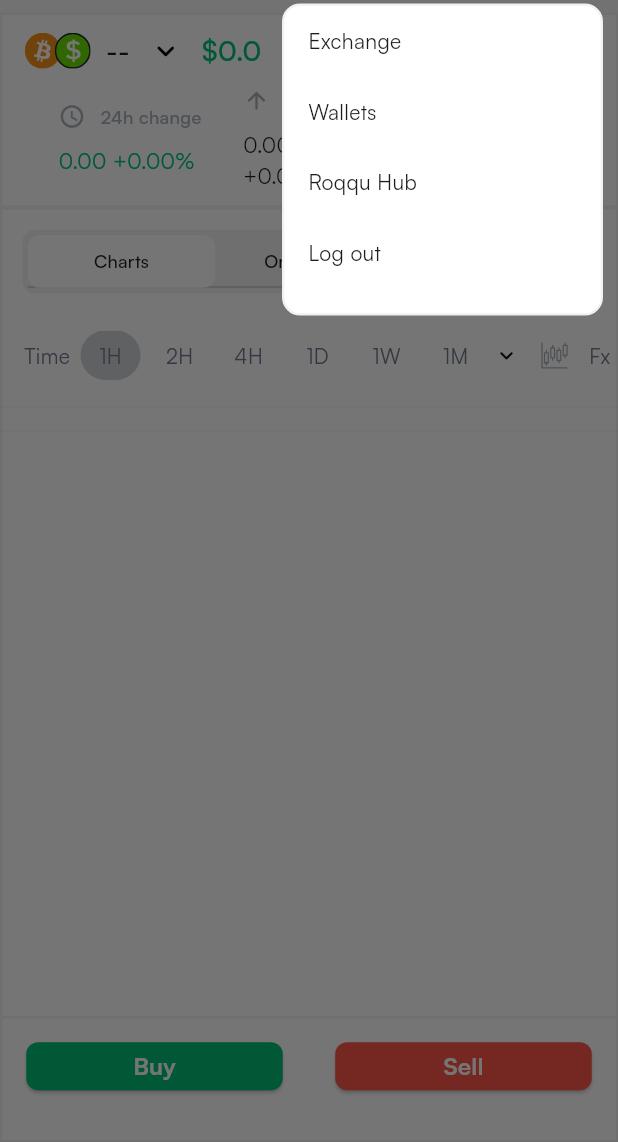
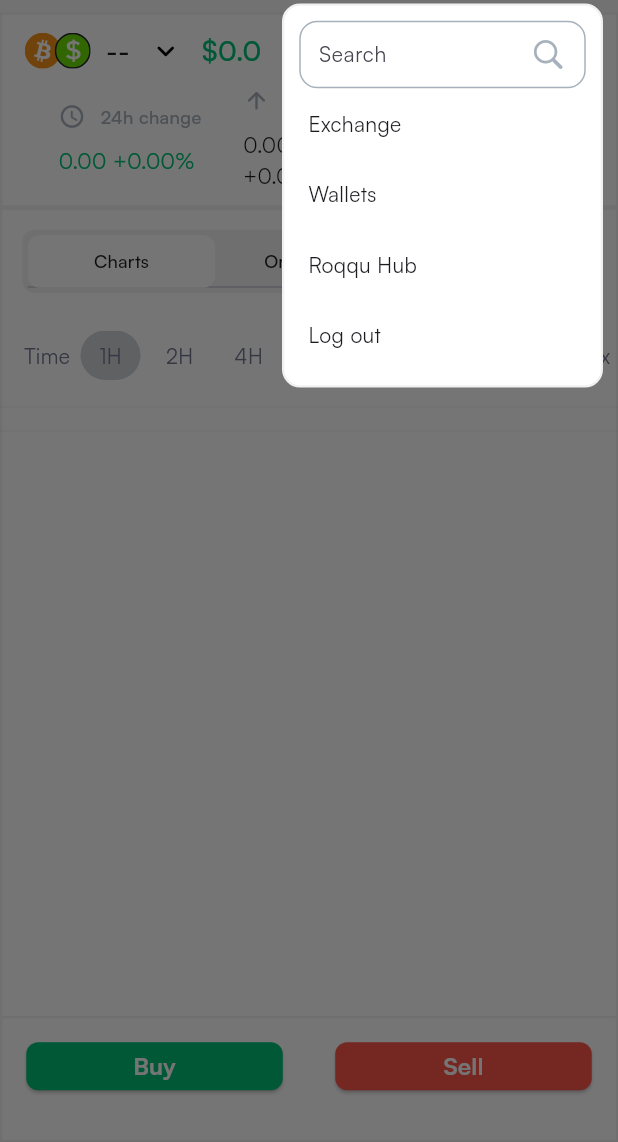
Before and after one commit to Collins-01/Binance-Candle-Stick-Realtime-Demo, a Flutter app: the screen it shows after launch, with the side drawer open, on a phone screen of 412 x 824 dp, the part 94-1236 px from its top. Run offline on Flutter 3.47's test engine with Material 3 defaults, Android fonts, the phone set to English and light mode, and no system bars; our stand-ins replace dio, flutter_riverpod, flutter_svg, freezed_annotation; missing offline and left inert: candlesticks; network calls fail.

Commit message:
Added search to popup

```diff
--- a/lib/presentation/views/home/home_view.dart
+++ b/lib/presentation/views/home/home_view.dart
@@ -3,6 +3,8 @@
 import 'package:binance_demo/presentation/views/home/components/components.dart';
 import 'package:binance_demo/presentation/views/home/viewmodels/home_viewmodel.dart';
 import 'package:binance_demo/presentation/widgets/widgets.dart';
+import 'package:binance_demo/utils/utils.dart';
+import 'package:flutter/cupertino.dart';
 
 import 'package:flutter/material.dart';
 import 'package:flutter_riverpod/flutter_riverpod.dart';
@@ -67,7 +69,7 @@
             top: 65,
             right: 10,
             child: Container(
-              height: 208,
+              height: context.isDarkMode ? 208 : 256,
               width: 214,
               decoration: BoxDecoration(
                 color: Theme.of(context).cardColor,
@@ -80,6 +82,36 @@
               child: Column(
                 crossAxisAlignment: CrossAxisAlignment.start,
                 children: [
+                  Gap.h10,
+                  context.isDarkMode
+                      ? const SizedBox.shrink()
+                      : Container(
+                          height: 45,
+                          margin: const EdgeInsets.symmetric(horizontal: 10),
+                          decoration: BoxDecoration(
+                            // color: Colors.blue,
+                            border: Border.all(
+                              color: AppColors.blackTint,
+                            ),
+                            borderRadius: const BorderRadius.all(
+                              Radius.circular(12),
+                            ),
+                          ),
+                          child: TextField(
+                            style: bodyStyle1,
+                            decoration: InputDecoration(
+                              border: InputBorder.none,
+                              contentPadding:
+                                  const EdgeInsets.only(left: 12, top: 8),
+                              hintText: "Search",
+                              hintStyle: bodyStyle1,
+                              suffixIcon: const Icon(
+                                CupertinoIcons.search,
+                                color: AppColors.blackTint,
+                              ),
+                            ),
+                          ),
+                        ),
                   ...drawerItems.map(
                     (e) => Padding(
                       padding: const EdgeInsets.symmetric(
```
